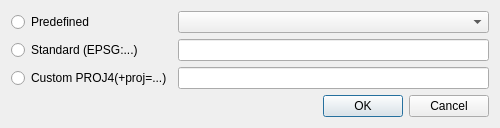
Above: src/Utils/ProjectionChooser.ui from openstreetmap/merkaartor before the change. Below: the same form after it.
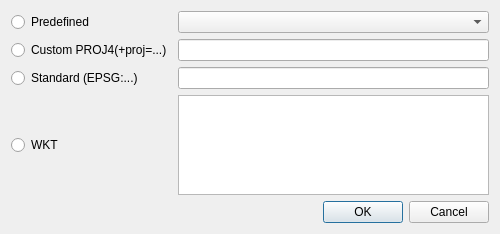
That is the form after the change.

Commit message: ADD : Allow to use projection chooser in projection editor ADD : Allow to enter WKT in projection chooser

```diff
--- a/src/Utils/ProjectionChooser.ui
+++ b/src/Utils/ProjectionChooser.ui
@@ -7,15 +7,9 @@
     <x>0</x>
     <y>0</y>
     <width>500</width>
-    <height>121</height>
+    <height>227</height>
    </rect>
   </property>
-  <property name="sizePolicy">
-   <sizepolicy hsizetype="Preferred" vsizetype="MinimumExpanding">
-    <horstretch>0</horstretch>
-    <verstretch>0</verstretch>
-   </sizepolicy>
-  </property>
   <property name="minimumSize">
    <size>
     <width>500</width>
@@ -35,25 +29,15 @@
        </property>
       </widget>
      </item>
-     <item row="1" column="0">
+     <item row="2" column="0">
       <widget class="QRadioButton" name="chkStandard">
        <property name="text">
         <string>Standard (EPSG:...)</string>
        </property>
       </widget>
      </item>
-     <item row="2" column="0">
-      <widget class="QRadioButton" name="chkCustom">
-       <property name="text">
-        <string>Custom PROJ4(+proj=...)</string>
-       </property>
-      </widget>
-     </item>
-     <item row="1" column="1">
-      <widget class="QLineEdit" name="txtStandard"/>
-     </item>
      <item row="2" column="1">
-      <widget class="QLineEdit" name="txtCustom"/>
+      <widget class="QLineEdit" name="txtStandard"/>
      </item>
      <item row="0" column="1">
       <widget class="QComboBox" name="cbPredefined">
@@ -71,6 +55,39 @@
        </property>
       </widget>
      </item>
+     <item row="1" column="0">
+      <widget class="QRadioButton" name="chkCustom">
+       <property name="text">
+        <string>Custom PROJ4(+proj=...)</string>
+       </property>
+      </widget>
+     </item>
+     <item row="1" column="1">
+      <widget class="QLineEdit" name="txtCustom"/>
+     </item>
+     <item row="3" column="0">
+      <widget class="QRadioButton" name="chkWkt">
+       <property name="text">
+        <string>WKT</string>
+       </property>
+      </widget>
+     </item>
+     <item row="3" column="1">
+      <widget class="QTextEdit" name="txWkt">
+       <property name="minimumSize">
+        <size>
+         <width>0</width>
+         <height>100</height>
+        </size>
+       </property>
+       <property name="maximumSize">
+        <size>
+         <width>16777215</width>
+         <height>100</height>
+        </size>
+       </property>
+      </widget>
+     </item>
     </layout>
    </item>
    <item>
```
Left out of the diff: 40 changed lines with no effect on the pictures. The commit also changes 7 other files.
